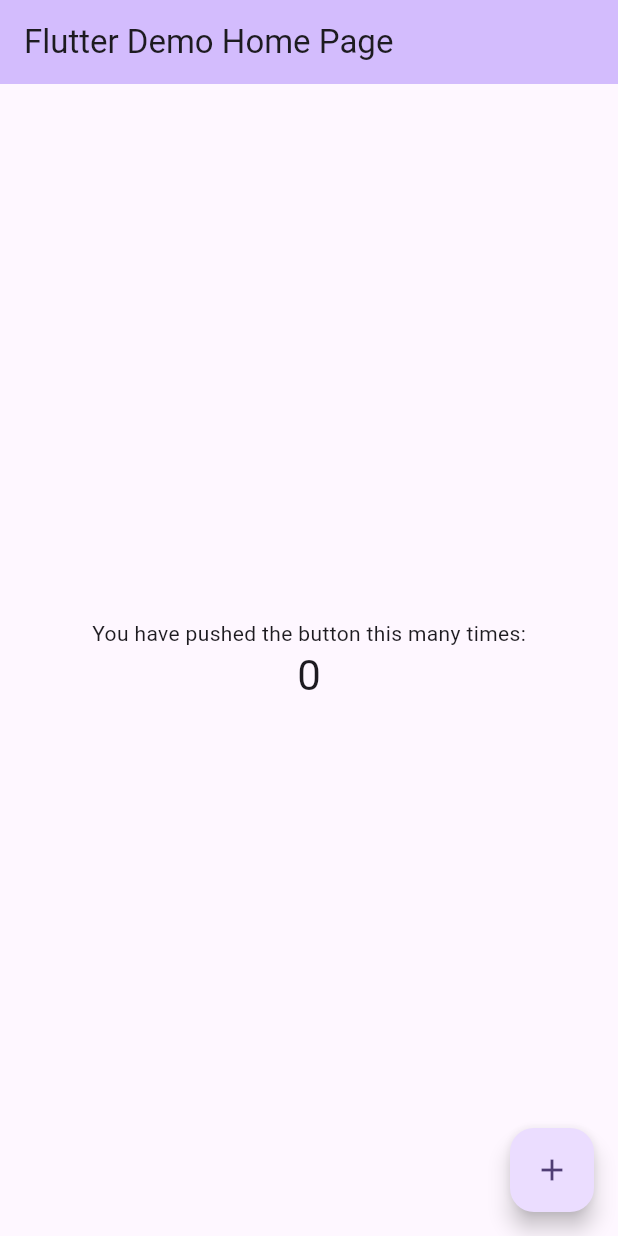
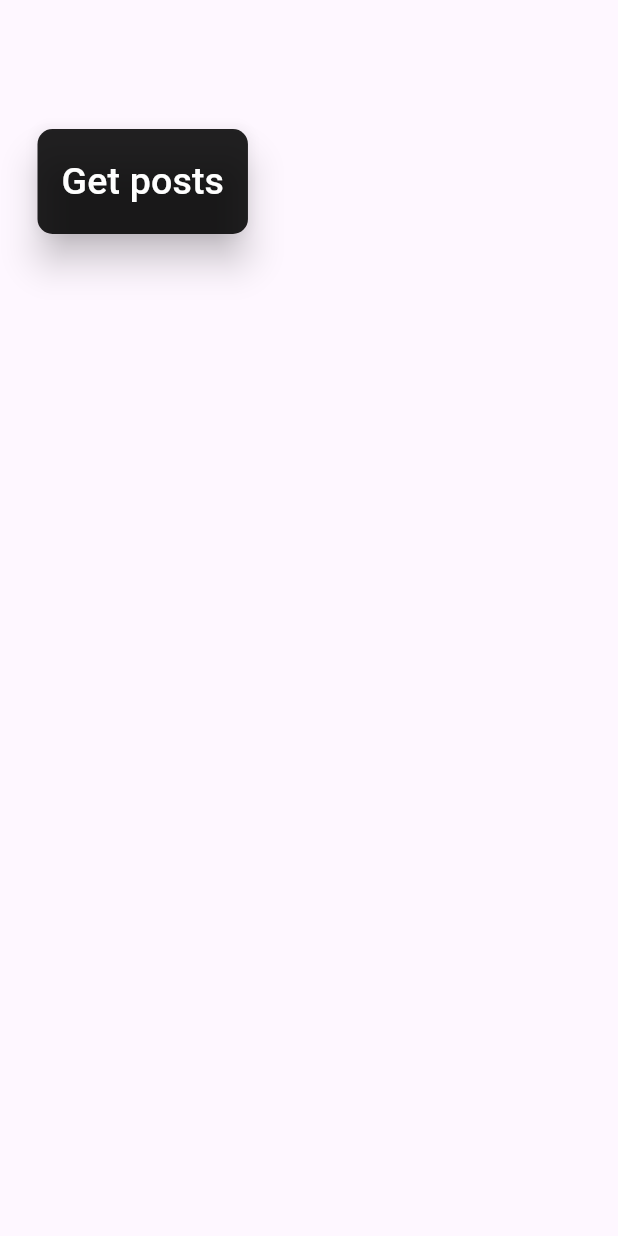
Before and after one commit to sagnik150699/json_placeholder_rest_dio, a Flutter app: the screen it shows after launch, on a phone screen of 412 x 824 dp. Run offline on Flutter 3.47's test engine with Material 3 defaults, Android fonts, the phone set to English and light mode, and no system bars; our stand-ins replace dio, google_fonts; Roboto replaces fonts that are missing (Alata).

Commit message:
Added dart files and analysis_options.yaml

```diff
--- a/lib/components.dart
+++ b/lib/components.dart
@@ -0,0 +1,32 @@
+import 'package:flutter/material.dart';
+import 'package:google_fonts/google_fonts.dart';
+
+class ButtonNav extends StatelessWidget {
+  final page;
+  final String text;
+  const ButtonNav({super.key, required this.page, required this.text});
+
+  @override
+  Widget build(BuildContext context) {
+    return Padding(
+      padding: const EdgeInsets.only(top: 30.0, left: 25.0, right: 25.0),
+      child: MaterialButton(
+        onPressed: () {
+          Navigator.push(
+            context,
+            MaterialPageRoute(builder: (context) => page),
+          );
+        },
+        elevation: 10.0,
+        shape:
+            RoundedRectangleBorder(borderRadius: BorderRadius.circular(10.0)),
+        height: 70.0,
+        color: Colors.black87,
+        child: Text(
+          text,
+          style: GoogleFonts.alata(fontSize: 25.0, color: Colors.white),
+        ),
+      ),
+    );
+  }
+}
--- a/lib/home.dart
+++ b/lib/home.dart
@@ -0,0 +1,24 @@
+import 'package:flutter/material.dart';
+import 'package:json_placeholder_rest_dio/components.dart';
+import 'package:json_placeholder_rest_dio/get_posts.dart';
+
+class MyHomePage extends StatefulWidget {
+  const MyHomePage({super.key});
+
+  @override
+  State<MyHomePage> createState() => _MyHomePageState();
+}
+
+class _MyHomePageState extends State<MyHomePage> {
+  @override
+  Widget build(BuildContext context) {
+    return Scaffold(
+      appBar: AppBar(),
+      body: Column(
+        children: [
+          ButtonNav(page: GetPosts(), text: "Get posts"),
+        ],
+      ),
+    );
+  }
+}
--- a/lib/main.dart
+++ b/lib/main.dart
@@ -1,4 +1,5 @@
 import 'package:flutter/material.dart';
+import 'package:json_placeholder_rest_dio/home.dart';
 
 void main() {
   runApp(const MyApp());
@@ -11,115 +12,7 @@
   @override
   Widget build(BuildContext context) {
     return MaterialApp(
-      title: 'Flutter Demo',
-      theme: ThemeData(
-        // This is the theme of your application.
-        //
-        // TRY THIS: Try running your application with "flutter run". You'll see
-        // the application has a purple toolbar. Then, without quitting the app,
-        // try changing the seedColor in the colorScheme below to Colors.green
-        // and then invoke "hot reload" (save your changes or press the "hot
-        // reload" button in a Flutter-supported IDE, or press "r" if you used
-        // the command line to start the app).
-        //
-        // Notice that the counter didn't reset back to zero; the application
-        // state is not lost during the reload. To reset the state, use hot
-        // restart instead.
-        //
-        // This works for code too, not just values: Most code changes can be
-        // tested with just a hot reload.
-        colorScheme: ColorScheme.fromSeed(seedColor: Colors.deepPurple),
-        useMaterial3: true,
-      ),
-      home: const MyHomePage(title: 'Flutter Demo Home Page'),
+      home: const MyHomePage(),
     );
   }
 }
-
-class MyHomePage extends StatefulWidget {
-  const MyHomePage({super.key, required this.title});
-
-  // This widget is the home page of your application. It is stateful, meaning
-  // that it has a State object (defined below) that contains fields that affect
-  // how it looks.
-
-  // This class is the configuration for the state. It holds the values (in this
-  // case the title) provided by the parent (in this case the App widget) and
-  // used by the build method of the State. Fields in a Widget subclass are
-  // always marked "final".
-
-  final String title;
-
-  @override
-  State<MyHomePage> createState() => _MyHomePageState();
-}
-
-class _MyHomePageState extends State<MyHomePage> {
-  int _counter = 0;
-
-  void _incrementCounter() {
-    setState(() {
-      // This call to setState tells the Flutter framework that something has
-      // changed in this State, which causes it to rerun the build method below
-      // so that the display can reflect the updated values. If we changed
-      // _counter without calling setState(), then the build method would not be
-      // called again, and so nothing would appear to happen.
-      _counter++;
-    });
-  }
-
-  @override
-  Widget build(BuildContext context) {
-    // This method is rerun every time setState is called, for instance as done
-    // by the _incrementCounter method above.
-    //
-    // The Flutter framework has been optimized to make rerunning build methods
-    // fast, so that you can just rebuild anything that needs updating rather
-    // than having to individually change instances of widgets.
-    return Scaffold(
-      appBar: AppBar(
-        // TRY THIS: Try changing the color here to a specific color (to
-        // Colors.amber, perhaps?) and trigger a hot reload to see the AppBar
-        // change color while the other colors stay the same.
-        backgroundColor: Theme.of(context).colorScheme.inversePrimary,
-        // Here we take the value from the MyHomePage object that was created by
-        // the App.build method, and use it to set our appbar title.
-        title: Text(widget.title),
-      ),
-      body: Center(
-        // Center is a layout widget. It takes a single child and positions it
-        // in the middle of the parent.
-        child: Column(
-          // Column is also a layout widget. It takes a list of children and
-          // arranges them vertically. By default, it sizes itself to fit its
-          // children horizontally, and tries to be as tall as its parent.
-          //
-          // Column has various properties to control how it sizes itself and
-          // how it positions its children. Here we use mainAxisAlignment to
-          // center the children vertically; the main axis here is the vertical
-          // axis because Columns are vertical (the cross axis would be
-          // horizontal).
-          //
-          // TRY THIS: Invoke "debug painting" (choose the "Toggle Debug Paint"
-          // action in the IDE, or press "p" in the console), to see the
-          // wireframe for each widget.
-          mainAxisAlignment: MainAxisAlignment.center,
-          children: <Widget>[
-            const Text(
-              'You have pushed the button this many times:',
-            ),
-            Text(
-              '$_counter',
-              style: Theme.of(context).textTheme.headlineMedium,
-            ),
-          ],
-        ),
-      ),
-      floatingActionButton: FloatingActionButton(
-        onPressed: _incrementCounter,
-        tooltip: 'Increment',
-        child: const Icon(Icons.add),
-      ), // This trailing comma makes auto-formatting nicer for build methods.
-    );
-  }
-}
--- a/pubspec.yaml
+++ b/pubspec.yaml
@@ -15,13 +15,14 @@ dependencies:
   cupertino_icons: ^1.0.8
   dio: ^5.7.0
   logger: ^2.4.0
+  google_fonts: ^6.2.1
 
 dev_dependencies:
   flutter_test:
     sdk: flutter
 
 
-  flutter_lints: ^4.0.0
+  flutter_lints: ^5.0.0
 
 
 flutter:
```
Also changed, not shown: lib/api_service.dart (added, +16 -0 lines), lib/get_posts.dart (added, +15 -0 lines), lib/models.dart (added, +33 -0 lines), lib/get_users.dart (deleted), pubspec.lock, 2 other files.
